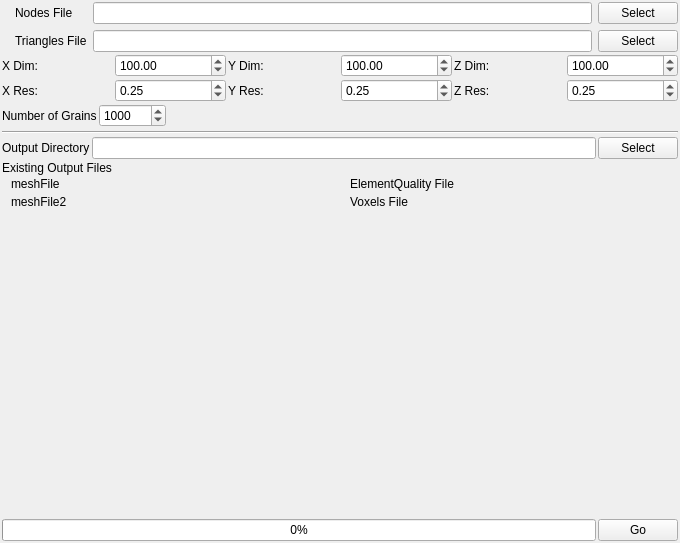
The window that Source/AIM/GUI/UI_Files/VolumeMeshingWidget.ui (BlueQuartzSoftware/DREAM3D) describes before a commit, drawn with Qt 5.
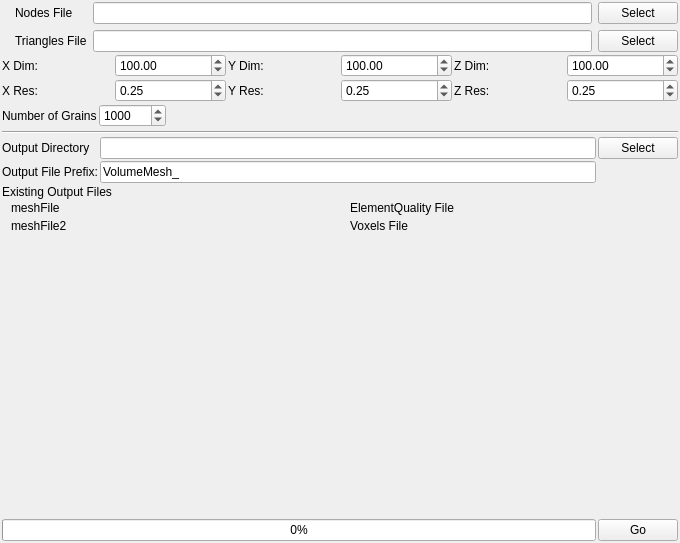
The same window after the commit. Icons and pictures are not drawn.

Patch:
```diff
--- a/Source/AIM/GUI/UI_Files/VolumeMeshingWidget.ui
+++ b/Source/AIM/GUI/UI_Files/VolumeMeshingWidget.ui
@@ -262,6 +262,20 @@
        </property>
       </widget>
      </item>
+     <item row="1" column="0">
+      <widget class="QLabel" name="label">
+       <property name="text">
+        <string>Output File Prefix:</string>
+       </property>
+      </widget>
+     </item>
+     <item row="1" column="1">
+      <widget class="QLineEdit" name="outputFilePrefix">
+       <property name="text">
+        <string>VolumeMesh_</string>
+       </property>
+      </widget>
+     </item>
     </layout>
    </item>
    <item>
```
